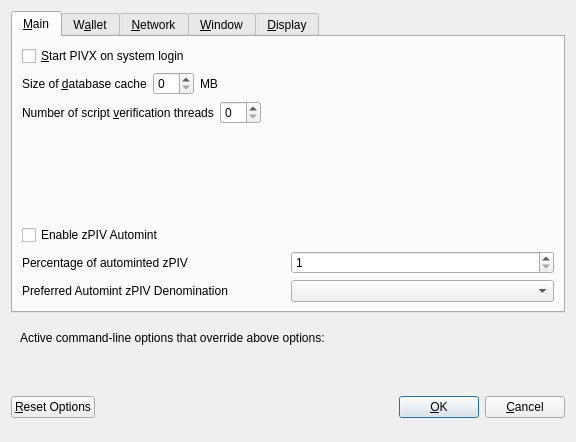
Above: src/qt/forms/optionsdialog.ui from WisprProject/core before the change. Below: the same form after it.
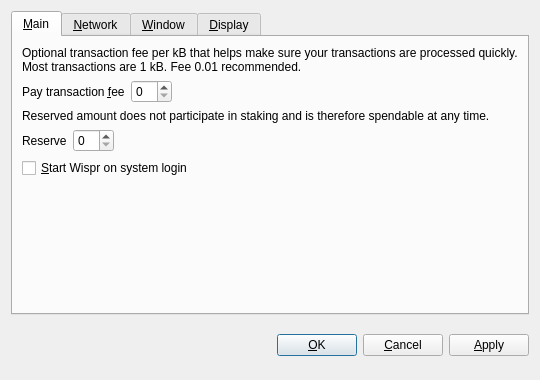
That is the form after the change. The open tabs and pages were chosen to show the change. Custom widgets are drawn as their Qt base class.

The edit to the form file:
```diff
--- a/src/qt/forms/optionsdialog.ui
+++ b/src/qt/forms/optionsdialog.ui
@@ -6,8 +6,8 @@
             <rect>
                 <x>0</x>
                 <y>0</y>
-                <width>576</width>
-                <height>442</height>
+    <width>540</width>
+    <height>380</height>
             </rect>
         </property>
         <property name="windowTitle">
@@ -19,6 +19,9 @@
         <layout class="QVBoxLayout" name="verticalLayout">
             <item>
                 <widget class="QTabWidget" name="tabWidget">
+     <property name="tabPosition">
+      <enum>QTabWidget::North</enum>
+     </property>
                     <property name="currentIndex">
                         <number>0</number>
                     </property>
@@ -27,270 +30,110 @@
                             <string>&amp;Main</string>
                         </attribute>
                         <layout class="QVBoxLayout" name="verticalLayout_Main">
+       <item>
+        <widget class="QLabel" name="transactionFeeInfoLabel">
+         <property name="text">
+          <string>Optional transaction fee per kB that helps make sure your transactions are processed quickly. Most transactions are 1 kB. Fee 0.01 recommended.</string>
+         </property>
+         <property name="textFormat">
+          <enum>Qt::PlainText</enum>
+         </property>
+         <property name="wordWrap">
+          <bool>true</bool>
+         </property>
+        </widget>
+       </item>
+       <item>
+        <layout class="QHBoxLayout" name="horizontalLayoutFee">
+         <item>
+          <widget class="QLabel" name="transactionFeeLabel">
+           <property name="text">
+            <string>Pay transaction &amp;fee</string>
+           </property>
+           <property name="textFormat">
+            <enum>Qt::PlainText</enum>
+           </property>
+           <property name="buddy">
+            <cstring>transactionFee</cstring>
+           </property>
+          </widget>
+         </item>
+         <item>
+          <widget class="BitcoinAmountField" name="transactionFee"/>
+         </item>
+         <item>
+          <spacer name="horizontalSpacerFee">
+           <property name="orientation">
+            <enum>Qt::Horizontal</enum>
+           </property>
+           <property name="sizeHint" stdset="0">
+            <size>
+             <width>40</width>
+             <height>20</height>
+            </size>
+           </property>
+          </spacer>
+         </item>
+        </layout>
+       </item>
+       <item>
+        <widget class="QLabel" name="reserveBalanceInfoLabel">
+         <property name="text">
+          <string>Reserved amount does not participate in staking and is therefore spendable at any time.</string>
+         </property>
+         <property name="textFormat">
+          <enum>Qt::PlainText</enum>
+         </property>
+         <property name="wordWrap">
+          <bool>true</bool>
+         </property>
+        </widget>
+       </item>
+       <item>
+        <layout class="QHBoxLayout" name="horizontalLayoutReserveBalance">
+         <item>
+          <widget class="QLabel" name="reserveBalanceLabel">
+           <property name="text">
+            <string>Reserve</string>
+           </property>
+           <property name="textFormat">
+            <enum>Qt::PlainText</enum>
+           </property>
+           <property name="buddy">
+            <cstring>reserveBalance</cstring>
+           </property>
+          </widget>
+         </item>
+         <item>
+          <widget class="BitcoinAmountField" name="reserveBalance"/>
+         </item>
+         <item>
+          <spacer name="horizontalSpacerReserveBalance">
+           <property name="orientation">
+            <enum>Qt::Horizontal</enum>
+           </property>
+           <property name="sizeHint" stdset="0">
+            <size>
+             <width>40</width>
+             <height>20</height>
+            </size>
+           </property>
+          </spacer>
+         </item>
+        </layout>
+       </item>
                             <item>
                                 <widget class="QCheckBox" name="bitcoinAtStartup">
                                     <property name="toolTip">
                                         <string>Automatically start PIVX after logging in to the system.</string>
                                     </property>
                                     <property name="text">
-                                        <string>&amp;Start PIVX on system login</string>
+          <string>&amp;Start Wispr on system login</string>
                                     </property>
                                 </widget>
                             </item>
                             <item>
-                                <layout class="QHBoxLayout" name="horizontalLayout_2_Main">
-                                    <item>
-                                        <widget class="QLabel" name="databaseCacheLabel">
-                                            <property name="text">
-                                                <string>Size of &amp;database cache</string>
-                                            </property>
-                                            <property name="textFormat">
-                                                <enum>Qt::PlainText</enum>
-                                            </property>
-                                            <property name="buddy">
-                                                <cstring>databaseCache</cstring>
-                                            </property>
-                                        </widget>
-                                    </item>
-                                    <item>
-                                        <widget class="QSpinBox" name="databaseCache"/>
-                                    </item>
-                                    <item>
-                                        <widget class="QLabel" name="databaseCacheUnitLabel">
-                                            <property name="text">
-                                                <string>MB</string>
-                                            </property>
-                                            <property name="textFormat">
-                                                <enum>Qt::PlainText</enum>
-                                            </property>
-                                        </widget>
-                                    </item>
-                                    <item>
-                                        <spacer name="horizontalSpacer_2_Main">
-                                            <property name="orientation">
-                                                <enum>Qt::Horizontal</enum>
-                                            </property>
-                                            <property name="sizeHint" stdset="0">
-                                                <size>
-                                                    <width>40</width>
-                                                    <height>20</height>
-                                                </size>
-                                            </property>
-                                        </spacer>
-                                    </item>
-                                </layout>
-                            </item>
-                            <item>
-                                <layout class="QHBoxLayout" name="horizontalLayout_3_Main">
-                                    <item>
-                                        <widget class="QLabel" name="threadsScriptVerifLabel">
-                                            <property name="text">
-                                                <string>Number of script &amp;verification threads</string>
-                                            </property>
-                                            <property name="textFormat">
-                                                <enum>Qt::PlainText</enum>
-                                            </property>
-                                            <property name="buddy">
-                                                <cstring>threadsScriptVerif</cstring>
-                                            </property>
-                                        </widget>
-                                    </item>
-                                    <item>
-                                        <widget class="QSpinBox" name="threadsScriptVerif">
-                                            <property name="toolTip">
-                                                <string>(0 = auto, &lt;0 = leave that many cores free)</string>
-                                            </property>
-                                        </widget>
-                                    </item>
-                                    <item>
-                                        <spacer name="horizontalSpacer_3_Main">
-                                            <property name="orientation">
-                                                <enum>Qt::Horizontal</enum>
-                                            </property>
-                                            <property name="sizeHint" stdset="0">
-                                                <size>
-                                                    <width>40</width>
-                                                    <height>20</height>
-                                                </size>
-                                            </property>
-                                        </spacer>
-                                    </item>
-                                </layout>
-                            </item>
-                            <item>
-                                <spacer name="verticalSpacer_2">
-                                    <property name="orientation">
-                                        <enum>Qt::Vertical</enum>
-                                    </property>
-                                    <property name="sizeHint" stdset="0">
-                                        <size>
-                                            <width>20</width>
-                                            <height>40</height>
-                                        </size>
-                                    </property>
-                                </spacer>
-                            </item>
-                            <item>
-                                <widget class="QCheckBox" name="checkBoxZeromintEnable">
-                                    <property name="toolTip">
-                                        <string>Enable automatic minting of PIV units to zPIV</string>
-                                    </property>
-                                    <property name="layoutDirection">
-                                        <enum>Qt::LeftToRight</enum>
-                                    </property>
-                                    <property name="text">
-                                        <string>Enable zPIV Automint</string>
-                                    </property>
-                                </widget>
-                            </item>
-                            <item>
-                                <layout class="QHBoxLayout" name="horizontalLayout_3">
-                                    <item>
-                                        <widget class="QLabel" name="percentage_label">
-                                            <property name="toolTip">
-                                                <string>Percentage of incoming PIV which get automatically converted to
-                                                    zPIV via Zerocoin Protocol (min: 10%)
-                                                </string>
-                                            </property>
-                                            <property name="text">
-                                                <string>Percentage of autominted zPIV</string>
-                                            </property>
-                                        </widget>
-                                    </item>
-                                    <item>
-                                        <widget class="QSpinBox" name="zeromintPercentage">
-                                            <property name="minimum">
-                                                <number>1</number>
-                                            </property>
-                                            <property name="maximum">
-                                                <number>100</number>
-                                            </property>
-                                        </widget>
-                                    </item>
-                                </layout>
-                            </item>
-                            <item>
-                                <layout class="QHBoxLayout" name="horizontalLayout" stretch="0,0">
-                                    <property name="sizeConstraint">
-                                        <enum>QLayout::SetFixedSize</enum>
-                                    </property>
-                                    <item>
-                                        <widget class="QLabel" name="labelPreferredDenom">
-                                            <property name="maximumSize">
-                                                <size>
-                                                    <width>16777215</width>
-                                                    <height>16777215</height>
-                                                </size>
-                                            </property>
-                                            <property name="toolTip">
-                                                <string>Wait with automatic conversion to Zerocoin until enough PIV for
-                                                    this denomination is available
-                                                </string>
-                                            </property>
-                                            <property name="text">
-                                                <string>Preferred Automint zPIV Denomination</string>
-                                            </property>
-                                        </widget>
-                                    </item>
-                                    <item>
-                                        <widget class="QComboBox" name="preferredDenom">
-                                            <property name="maximumSize">
-                                                <size>
-                                                    <width>16777215</width>
-                                                    <height>27</height>
-                                                </size>
-                                            </property>
-                                            <property name="toolTip">
-                                                <string>Wait with automatic conversion to Zerocoin until enough PIV for
-                                                    this denomination is available
-                                                </string>
-                                            </property>
-                                            <property name="maxVisibleItems">
-                                                <number>9</number>
-                                            </property>
-                                            <property name="maxCount">
-                                                <number>9</number>
-                                            </property>
-                                        </widget>
-                                    </item>
-                                </layout>
-                            </item>
-                        </layout>
-                    </widget>
-                    <widget class="QWidget" name="tabWallet">
-                        <attribute name="title">
-                            <string>W&amp;allet</string>
-                        </attribute>
-                        <layout class="QVBoxLayout" name="verticalLayout_Wallet">
-                            <item>
-                                <layout class="QHBoxLayout" name="horizontalLayout_2_Wallet">
-                                    <item>
-                                        <widget class="QLabel" name="labelStakeSplitThresholdText">
-                                            <property name="text">
-                                                <string>Stake split threshold:</string>
-                                            </property>
-                                        </widget>
-                                    </item>
-                                    <item>
-                                        <widget class="QSpinBox" name="spinBoxStakeSplitThreshold">
-                                            <property name="minimum">
-                                                <number>1</number>
-                                            </property>
-                                            <property name="maximum">
-                                                <number>999999</number>
-                                            </property>
-                                        </widget>
-                                    </item>
-                                </layout>
-                            </item>
-                            <item>
-                                <widget class="QGroupBox" name="groupBox">
-                                    <property name="title">
-                                        <string>Expert</string>
-                                    </property>
-                                    <layout class="QVBoxLayout" name="verticalLayout_2">
-                                        <item>
-                                            <widget class="QCheckBox" name="coinControlFeatures">
-                                                <property name="toolTip">
-                                                    <string>Whether to show coin control features or not.</string>
-                                                </property>
-                                                <property name="text">
-                                                    <string>Enable coin &amp;control features</string>
-                                                </property>
-                                            </widget>
-                                        </item>
-                                        <item>
-                                            <widget class="QCheckBox" name="showMasternodesTab">
-                                                <property name="toolTip">
-                                                    <string>Show additional tab listing all your masternodes in first
-                                                        sub-tab&lt;br/&gt;and all masternodes on the network in second
-                                                        sub-tab.
-                                                    </string>
-                                                </property>
-                                                <property name="text">
-                                                    <string>Show Masternodes Tab</string>
-                                                </property>
-                                            </widget>
-                                        </item>
-                                        <item>
-                                            <widget class="QCheckBox" name="spendZeroConfChange">
-                                                <property name="toolTip">
-                                                    <string>If you disable the spending of unconfirmed change, the
-                                                        change from a transaction&lt;br/&gt;cannot be used until that
-                                                        transaction has at least one confirmation.&lt;br/&gt;This also
-                                                        affects how your balance is computed.
-                                                    </string>
-                                                </property>
-                                                <property name="text">
-                                                    <string>&amp;Spend unconfirmed change</string>
-                                                </property>
-                                            </widget>
-                                        </item>
-                                    </layout>
-                                </widget>
-                            </item>
-                            <item>
-                                <spacer name="verticalSpacer_Wallet">
+        <spacer name="verticalSpacer_Main">
                                     <property name="orientation">
                                         <enum>Qt::Vertical</enum>
                                     </property>
@@ -664,67 +507,8 @@
                     </widget>
                 </widget>
             </item>
-            <item>
-                <widget class="QFrame" name="frame">
-                    <layout class="QVBoxLayout" name="verticalLayout_Bottom">
-                        <item>
-                            <layout class="QHBoxLayout" name="horizontalLayout_Bottom">
-                                <item>
-                                    <widget class="QLabel" name="overriddenByCommandLineInfoLabel">
-                                        <property name="text">
-                                            <string>Active command-line options that override above options:</string>
-                                        </property>
-                                        <property name="textFormat">
-                                            <enum>Qt::PlainText</enum>
-                                        </property>
-                                    </widget>
-                                </item>
-                                <item>
-                                    <spacer name="horizontalSpacer_Bottom">
-                                        <property name="orientation">
-                                            <enum>Qt::Horizontal</enum>
-                                        </property>
-                                        <property name="sizeHint" stdset="0">
-                                            <size>
-                                                <width>40</width>
-                                                <height>20</height>
-                                            </size>
-                                        </property>
-                                    </spacer>
-                                </item>
-                            </layout>
-                        </item>
-                        <item>
-                            <widget class="QLabel" name="overriddenByCommandLineLabel">
-                                <property name="text">
-                                    <string/>
-                                </property>
-                                <property name="textFormat">
-                                    <enum>Qt::PlainText</enum>
-                                </property>
-                                <property name="wordWrap">
-                                    <bool>true</bool>
-                                </property>
-                            </widget>
-                        </item>
-                    </layout>
-                </widget>
-            </item>
             <item>
                 <layout class="QHBoxLayout" name="horizontalLayout_Buttons">
-                    <item>
-                        <widget class="QPushButton" name="resetButton">
-                            <property name="toolTip">
-                                <string>Reset all client options to default.</string>
-                            </property>
-                            <property name="text">
-                                <string>&amp;Reset Options</string>
-                            </property>
-                            <property name="autoDefault">
-                                <bool>false</bool>
-                            </property>
-                        </widget>
-                    </item>
                     <item>
                         <spacer name="horizontalSpacer_1">
                             <property name="orientation">
@@ -740,12 +524,6 @@
                     </item>
                     <item>
                         <widget class="QLabel" name="statusLabel">
-                            <property name="minimumSize">
-                                <size>
-                                    <width>200</width>
-                                    <height>0</height>
-                                </size>
-                            </property>
                             <property name="font">
                                 <font>
                                     <weight>75</weight>
@@ -781,12 +559,6 @@
                             <property name="text">
                                 <string>&amp;OK</string>
                             </property>
-                            <property name="autoDefault">
-                                <bool>false</bool>
-                            </property>
-                            <property name="default">
-                                <bool>true</bool>
-                            </property>
                         </widget>
                     </item>
                     <item>
@@ -799,21 +571,36 @@
                             </property>
                         </widget>
                     </item>
+     <item>
+      <widget class="QPushButton" name="applyButton">
+       <property name="text">
+        <string>&amp;Apply</string>
+       </property>
+       <property name="autoDefault">
+        <bool>false</bool>
+       </property>
+      </widget>
+     </item>
                 </layout>
             </item>
         </layout>
     </widget>
     <customwidgets>
         <customwidget>
-            <class>QValidatedLineEdit</class>
-            <extends>QLineEdit</extends>
-            <header>qvalidatedlineedit.h</header>
+   <class>BitcoinAmountField</class>
+   <extends>QSpinBox</extends>
+   <header>bitcoinamountfield.h</header>
         </customwidget>
         <customwidget>
             <class>QValueComboBox</class>
             <extends>QComboBox</extends>
             <header>qvaluecombobox.h</header>
         </customwidget>
+  <customwidget>
+   <class>QValidatedLineEdit</class>
+   <extends>QLineEdit</extends>
+   <header>qvalidatedlineedit.h</header>
+  </customwidget>
     </customwidgets>
     <resources/>
     <connections/>
```
Left out of the diff: 163 changed lines with no effect on the pictures. Lines whose indentation alone changed are shown as unchanged.
